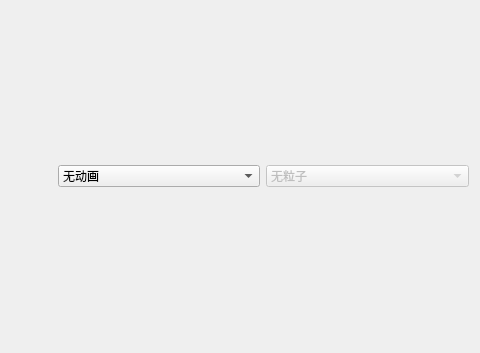
Old version of the form mianwindow_uichild/setting_actor_tachie_listchild.ui in the repository Zao-chen/ZcChat; both pictures show x 371 to 851 and y 0 to 353 of the 851 by 353 pixel window.
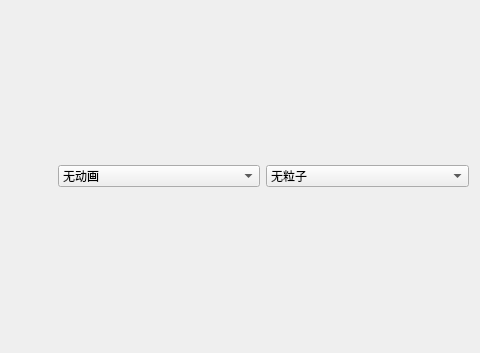
New version of the form. Custom widgets are drawn as their Qt base class.

Patch:
```diff
--- a/mianwindow_uichild/setting_actor_tachie_listchild.ui
+++ b/mianwindow_uichild/setting_actor_tachie_listchild.ui
@@ -77,7 +77,7 @@
    <item>
     <widget class="ElaComboBox" name="comboBox">
      <property name="enabled">
-      <bool>false</bool>
+      <bool>true</bool>
      </property>
      <item>
       <property name="text">
```
Left out of the diff: 12 changed lines with no effect on the pictures.
